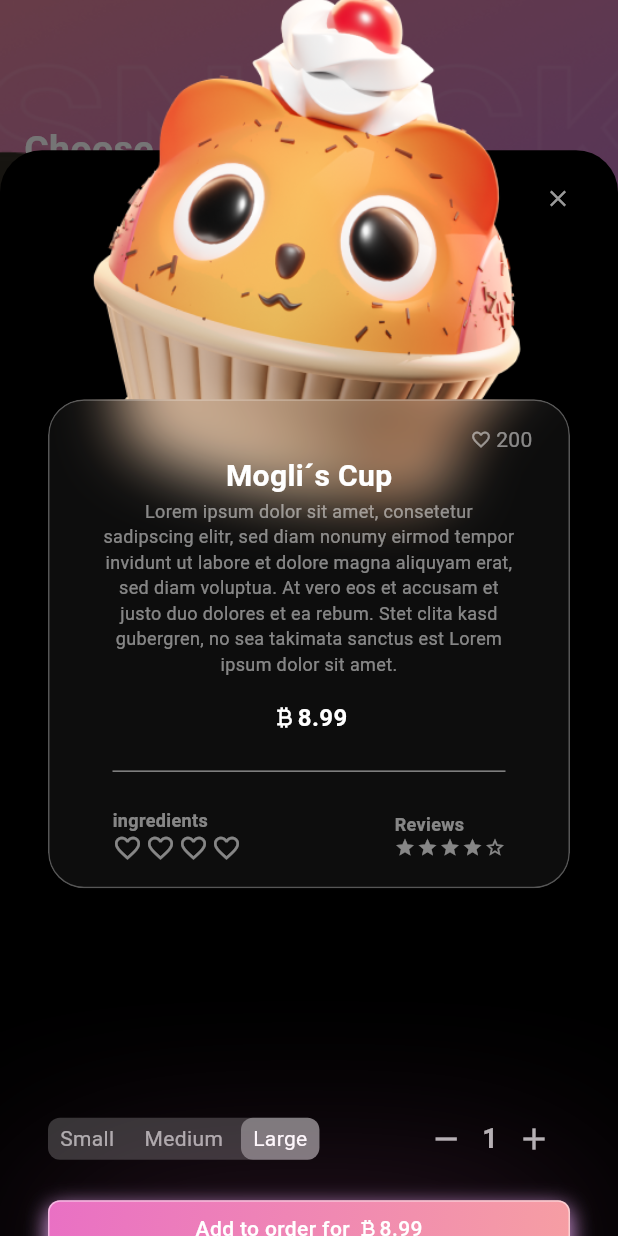
After one commit to Nightmare240219871987/jp_app, a Flutter app: the HomeScreen screen opened directly, after a tap on "Mogli´s Cup", on a phone screen of 412 x 824 dp. The commit adds this screen. Run offline on Flutter 3.47's test engine with Material 3 defaults, Android fonts, the phone set to English and light mode, and no system bars.

Commit message:
Drawer finished and Design finished

```diff
--- /dev/null
+++ b/lib/features/drawer_screen/domain/glassy_card.dart
@@ -0,0 +1,182 @@
+import 'dart:ui';
+
+import 'package:flutter/material.dart';
+
+class GlassyCard extends StatelessWidget {
+  const GlassyCard({super.key});
+
+  @override
+  Widget build(BuildContext context) {
+    return ClipRRect(
+      borderRadius: BorderRadiusGeometry.circular(24),
+      child: BackdropFilter(
+        filter: ImageFilter.blur(sigmaX: 20, sigmaY: 20),
+        child: Container(
+          decoration: BoxDecoration(
+            borderRadius: BorderRadius.circular(24),
+            border: BoxBorder.all(color: Colors.white.withValues(alpha: 0.3)),
+            color: Colors.white.withValues(alpha: 0.05),
+          ),
+          child: Column(
+            children: [
+              Padding(
+                padding: const EdgeInsets.only(top: 16.0, right: 24),
+                child: Row(
+                  mainAxisAlignment: MainAxisAlignment.end,
+                  spacing: 3,
+                  children: [
+                    Icon(
+                      Icons.favorite_border,
+                      size: 14,
+                      color: Colors.white.withValues(alpha: 0.5),
+                    ),
+                    Text(
+                      "200",
+                      style: TextStyle(
+                        color: Colors.white.withValues(alpha: 0.5),
+                      ),
+                    ),
+                  ],
+                ),
+              ),
+              Text(
+                "Mogli´s Cup",
+                style: TextStyle(
+                  color: Colors.white,
+                  fontSize: 20,
+                  fontWeight: FontWeight.bold,
+                ),
+              ),
+              Padding(
+                padding: const EdgeInsets.only(left: 32.0, right: 32.0),
+                child: Text(
+                  "Lorem ipsum dolor sit amet, consetetur sadipscing elitr, sed diam nonumy eirmod tempor invidunt ut labore et dolore magna aliquyam erat, sed diam voluptua. At vero eos et accusam et justo duo dolores et ea rebum. Stet clita kasd gubergren, no sea takimata sanctus est Lorem ipsum dolor sit amet. ",
+                  style: TextStyle(
+                    color: Colors.white.withValues(alpha: 0.5),
+                    fontSize: 12,
+                  ),
+                  textAlign: TextAlign.center,
+                ),
+              ),
+              Padding(
+                padding: const EdgeInsets.all(16.0),
+                child: Row(
+                  mainAxisAlignment: MainAxisAlignment.center,
+                  children: [
+                    Icon(Icons.currency_bitcoin, color: Colors.white, size: 18),
+                    Text(
+                      "8.99",
+                      style: TextStyle(
+                        color: Colors.white,
+                        fontSize: 16,
+                        fontWeight: FontWeight.bold,
+                      ),
+                    ),
+                  ],
+                ),
+              ),
+              Padding(
+                padding: const EdgeInsets.symmetric(horizontal: 42.0),
+                child: Divider(color: Colors.white.withValues(alpha: 0.5)),
+              ),
+              Padding(
+                padding: const EdgeInsets.only(
+                  left: 42.0,
+                  right: 42,
+                  top: 16,
+                  bottom: 16,
+                ),
+                child: Row(
+                  mainAxisAlignment: MainAxisAlignment.spaceBetween,
+                  children: [
+                    Column(
+                      crossAxisAlignment: CrossAxisAlignment.start,
+                      children: [
+                        Text(
+                          "ingredients",
+                          style: TextStyle(
+                            fontWeight: FontWeight.bold,
+                            fontSize: 12,
+                            color: Colors.white.withValues(alpha: 0.5),
+                          ),
+                        ),
+                        Row(
+                          spacing: 2,
+                          children: [
+                            Icon(
+                              Icons.favorite_border,
+                              size: 20,
+                              color: Colors.white.withValues(alpha: 0.5),
+                            ),
+                            Icon(
+                              Icons.favorite_border,
+                              size: 20,
+                              color: Colors.white.withValues(alpha: 0.5),
+                            ),
+                            Icon(
+                              Icons.favorite_border,
+                              size: 20,
+                              color: Colors.white.withValues(alpha: 0.5),
+                            ),
+                            Icon(
+                              Icons.favorite_border,
+                              size: 20,
+                              color: Colors.white.withValues(alpha: 0.5),
+                            ),
+                          ],
+                        ),
+                      ],
+                    ),
+                    Column(
+                      crossAxisAlignment: CrossAxisAlignment.start,
+                      children: [
+                        Text(
+                          "Reviews",
+                          style: TextStyle(
+                            fontWeight: FontWeight.bold,
+                            fontSize: 12,
+                            color: Colors.white.withValues(alpha: 0.5),
+                          ),
+                        ),
+                        Row(
+                          spacing: 1,
+                          children: [
+                            Icon(
+                              Icons.star,
+                              size: 14,
+                              color: Colors.white.withValues(alpha: 0.5),
+                            ),
+                            Icon(
+                              Icons.star,
+                              size: 14,
+                              color: Colors.white.withValues(alpha: 0.5),
+                            ),
+                            Icon(
+                              Icons.star,
+                              size: 14,
+                              color: Colors.white.withValues(alpha: 0.5),
+                            ),
+                            Icon(
+                              Icons.star,
+                              size: 14,
+                              color: Colors.white.withValues(alpha: 0.5),
+                            ),
+                            Icon(
+                              Icons.star_border,
+                              size: 14,
+                              color: Colors.white.withValues(alpha: 0.5),
+                            ),
+                          ],
+                        ),
+                      ],
+                    ),
+                  ],
+                ),
+              ),
+            ],
+          ),
+        ),
+      ),
+    );
+  }
+}
--- /dev/null
+++ b/lib/features/drawer_screen/domain/violet_button_customized.dart
@@ -0,0 +1,63 @@
+import 'package:flutter/material.dart';
+
+class VioletButtonCustomized extends StatelessWidget {
+  const VioletButtonCustomized({super.key});
+
+  @override
+  Widget build(BuildContext context) {
+    return GestureDetector(
+      onTap: () {},
+      child: Container(
+        decoration: BoxDecoration(
+          gradient: LinearGradient(
+            colors: [Color(0xFFF69EA3), Color(0xFFE970C4)],
+            begin: Alignment.bottomRight,
+            end: Alignment.topLeft,
+          ),
+          border: BoxBorder.all(color: Colors.white.withValues(alpha: 0.5)),
+          borderRadius: BorderRadius.circular(8),
+          boxShadow: [
+            BoxShadow(
+              color: Color(0xFF9375B6).withValues(alpha: 1),
+              offset: Offset(0, 5),
+              blurRadius: 12,
+            ),
+            BoxShadow(
+              color: Color(0xFFFFACE4).withValues(alpha: 0.5),
+              offset: Offset(0, 5),
+              blurRadius: 12,
+            ),
+            BoxShadow(
+              color: Color(0xFFEA71C5).withValues(alpha: 0.5),
+              offset: Offset(0, 15),
+              blurRadius: 115,
+            ),
+          ],
+        ),
+        child: Padding(
+          padding: EdgeInsetsGeometry.symmetric(horizontal: 16, vertical: 8.0),
+          child: Row(
+            mainAxisAlignment: MainAxisAlignment.center,
+            children: [
+              Text(
+                "Add to order for ",
+                style: TextStyle(
+                  color: Colors.white,
+                  fontWeight: FontWeight.w500,
+                ),
+              ),
+              Icon(Icons.currency_bitcoin, color: Colors.white, size: 16),
+              Text(
+                "8.99",
+                style: TextStyle(
+                  color: Colors.white,
+                  fontWeight: FontWeight.w500,
+                ),
+              ),
+            ],
+          ),
+        ),
+      ),
+    );
+  }
+}
--- /dev/null
+++ b/lib/features/drawer_screen/presentation/my_bottom_sheet.dart
@@ -0,0 +1,138 @@
+import 'package:flutter/material.dart';
+import 'package:jp_app/features/drawer_screen/domain/glassy_card.dart';
+import 'package:jp_app/features/drawer_screen/domain/violet_button_customized.dart';
+
+class MyBottomSheet extends StatelessWidget {
+  const MyBottomSheet({super.key});
+
+  @override
+  Widget build(BuildContext context) {
+    return Stack(
+      clipBehavior: Clip.none,
+      children: [
+        Positioned(
+          top: -140,
+          left: 8,
+          child: Center(
+            child: Image.asset(
+              "lib/common/assets/grafiken/cupkake_cat.png",
+              scale: 1.3,
+            ),
+          ),
+        ),
+
+        Positioned(
+          top: 8,
+          right: 16,
+          child: IconButton(
+            onPressed: () {
+              Navigator.of(context).pop();
+            },
+            color: Colors.grey.shade400,
+            icon: Icon(
+              Icons.close,
+              color: Colors.white.withValues(alpha: 0.6),
+              size: 18,
+            ),
+          ),
+        ),
+        Positioned(top: 166, left: 32, right: 32, child: GlassyCard()),
+        Positioned(
+          top: 635,
+          left: 32,
+          right: 32,
+          child: Row(
+            mainAxisAlignment: MainAxisAlignment.spaceBetween,
+            children: [
+              Container(
+                decoration: BoxDecoration(
+                  borderRadius: BorderRadius.circular(8),
+                  color: Colors.white.withValues(alpha: 0.2),
+                ),
+                child: Row(
+                  spacing: 4,
+                  children: [
+                    Padding(
+                      padding: const EdgeInsets.symmetric(
+                        horizontal: 8.0,
+                        vertical: 4.0,
+                      ),
+                      child: Text(
+                        "Small",
+                        style: TextStyle(
+                          color: Colors.white.withValues(alpha: 0.6),
+                        ),
+                      ),
+                    ),
+                    Padding(
+                      padding: const EdgeInsets.symmetric(
+                        horizontal: 8.0,
+                        vertical: 4.0,
+                      ),
+                      child: Text(
+                        "Medium",
+                        style: TextStyle(
+                          color: Colors.white.withValues(alpha: 0.6),
+                        ),
+                      ),
+                    ),
+                    Container(
+                      decoration: BoxDecoration(
+                        color: Colors.white.withValues(alpha: 0.35),
+                        borderRadius: BorderRadius.circular(8),
+                      ),
+                      child: Padding(
+                        padding: const EdgeInsets.symmetric(
+                          horizontal: 8.0,
+                          vertical: 4.0,
+                        ),
+                        child: Text(
+                          "Large",
+                          style: TextStyle(
+                            color: Colors.white.withValues(alpha: 1),
+                          ),
+                        ),
+                      ),
+                    ),
+                  ],
+                ),
+              ),
+              Row(
+                children: [
+                  IconButton(
+                    onPressed: () {},
+                    icon: Icon(
+                      Icons.remove,
+                      color: Colors.white.withValues(alpha: 0.7),
+                    ),
+                  ),
+                  Text(
+                    "1",
+                    style: TextStyle(
+                      color: Colors.white.withValues(alpha: 0.7),
+                      fontSize: 18,
+                      fontWeight: FontWeight.bold,
+                    ),
+                  ),
+                  IconButton(
+                    onPressed: () {},
+                    icon: Icon(
+                      Icons.add,
+                      color: Colors.white.withValues(alpha: 0.7),
+                    ),
+                  ),
+                ],
+              ),
+            ],
+          ),
+        ),
+        Positioned(
+          top: 700,
+          left: 32,
+          right: 32,
+          child: VioletButtonCustomized(),
+        ),
+      ],
+    );
+  }
+}
--- a/lib/features/home_screen/domain/violet_card.dart
+++ b/lib/features/home_screen/domain/violet_card.dart
@@ -7,9 +7,11 @@ class VioletCard extends StatelessWidget {
   String content;
   double price;
   int likeCount;
+  void Function() onPressed;
 
   VioletCard({
     super.key,
+    required this.onPressed,
     required this.image,
     required this.title,
     required this.content,
@@ -19,7 +21,9 @@ class VioletCard extends StatelessWidget {
 
   @override
   Widget build(BuildContext context) {
-    return Container(
+    return GestureDetector(
+      onTap: onPressed,
+      child: Container(
         width: 200,
         decoration: BoxDecoration(
           gradient: LinearGradient(
@@ -97,6 +101,7 @@ class VioletCard extends StatelessWidget {
             ],
           ),
         ),
+      ),
     );
   }
 }
--- a/lib/features/home_screen/presentation/home_screen.dart
+++ b/lib/features/home_screen/presentation/home_screen.dart
@@ -1,6 +1,7 @@
 import 'package:flutter/material.dart';
+import 'package:jp_app/features/drawer_screen/presentation/my_bottom_sheet.dart';
 import 'package:jp_app/features/home_screen/domain/glassy_button.dart';
-import 'package:jp_app/features/home_screen/domain/violet_button.dart';
+import 'package:jp_app/common/widgets/violet_button.dart';
 import 'package:jp_app/features/home_screen/domain/violet_card.dart';
 
 class HomeScreen extends StatelessWidget {
@@ -241,6 +242,18 @@ class HomeScreen extends StatelessWidget {
                 spacing: 27,
                 children: [
                   VioletCard(
+                    onPressed: () {
+                      showModalBottomSheet(
+                        isScrollControlled: true,
+                        clipBehavior: Clip.none,
+                        backgroundColor: Colors.black,
+                        context: context,
+                        builder: (context) => FractionallySizedBox(
+                          heightFactor: 0.8785,
+                          child: MyBottomSheet(),
+                        ),
+                      );
+                    },
                     image: Image.asset(
                       "lib/common/assets/grafiken/cupkake_cat.png",
                       scale: 4,
@@ -251,6 +264,7 @@ class HomeScreen extends StatelessWidget {
                     likeCount: 200,
                   ),
                   VioletCard(
+                    onPressed: () {},
                     image: Image.asset(
                       "lib/common/assets/grafiken/icecream.png",
                       scale: 4,
```
Also changed, not shown: lib/common/widgets/violet_button.dart (renamed from lib/features/home_screen/domain/violet_button.dart). Lines whose indentation alone changed are shown as unchanged.
